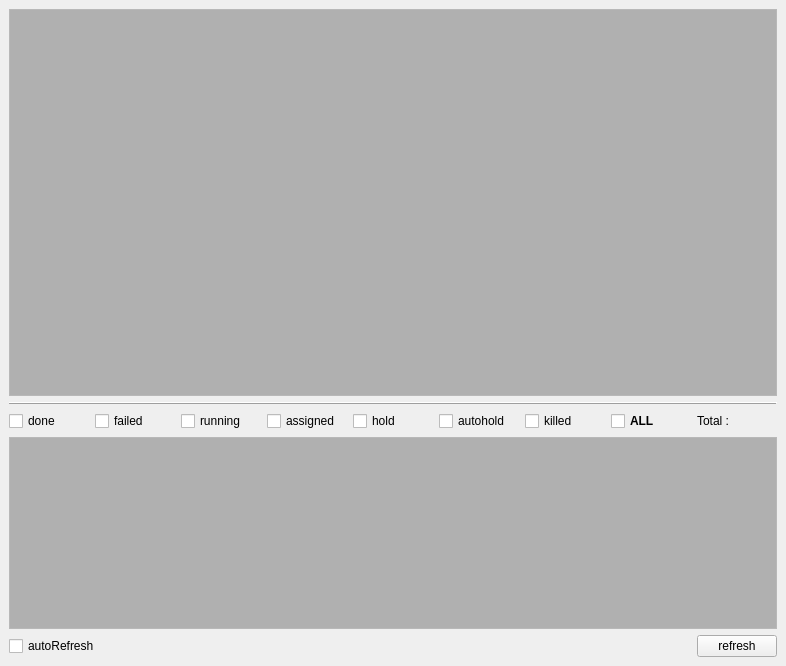
Before: the Qt Designer form rbhusUI/lib/rbhusListMod.ui in aumanimationstudios/rbhus, drawn with Qt 5.
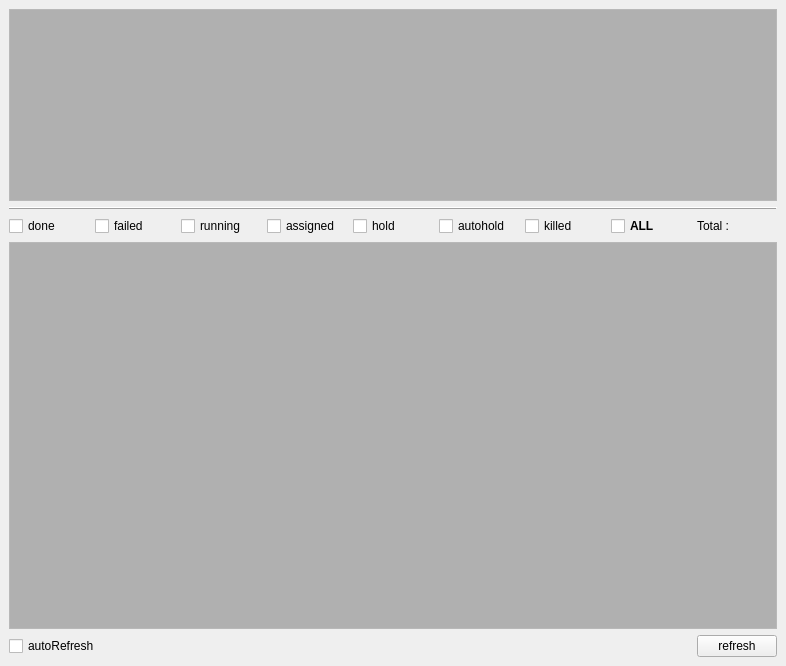
After: the same form once the commit is applied.

```diff
--- a/rbhusUI/lib/rbhusListMod.ui
+++ b/rbhusUI/lib/rbhusListMod.ui
@@ -21,9 +21,9 @@
     <item row="3" column="0">
      <widget class="QTableWidget" name="tableFrames">
       <property name="sizePolicy">
-       <sizepolicy hsizetype="Preferred" vsizetype="Preferred">
-        <horstretch>0</horstretch>
-        <verstretch>0</verstretch>
+       <sizepolicy hsizetype="MinimumExpanding" vsizetype="MinimumExpanding">
+        <horstretch>1</horstretch>
+        <verstretch>1</verstretch>
        </sizepolicy>
       </property>
       <property name="palette">
@@ -113,6 +113,12 @@
     </item>
     <item row="0" column="0">
      <widget class="QTableWidget" name="tableList">
+      <property name="sizePolicy">
+       <sizepolicy hsizetype="Minimum" vsizetype="Minimum">
+        <horstretch>0</horstretch>
+        <verstretch>0</verstretch>
+       </sizepolicy>
+      </property>
       <property name="palette">
        <palette>
         <active>
```
